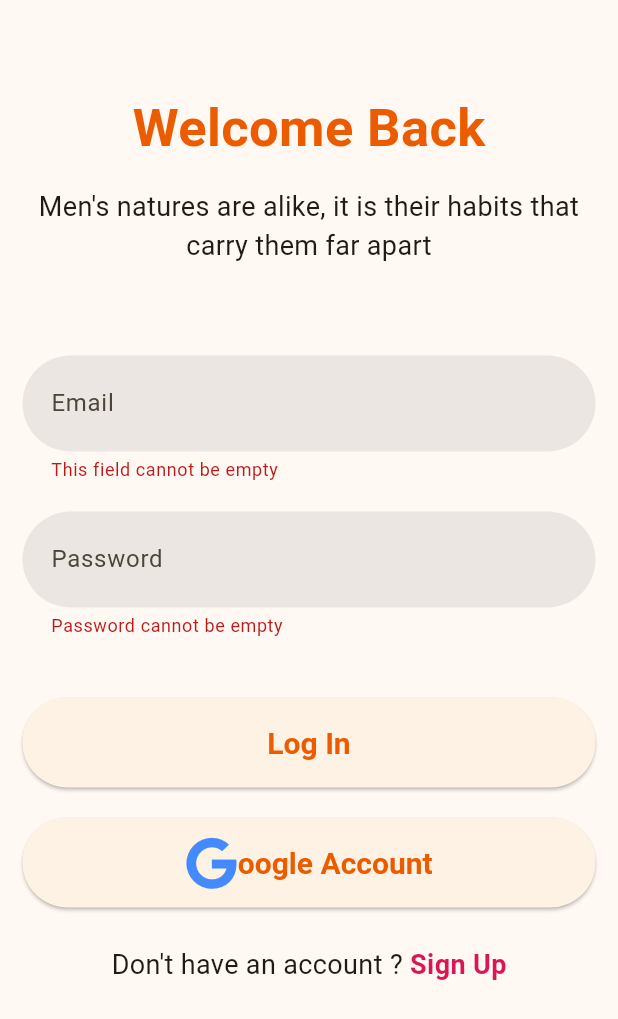
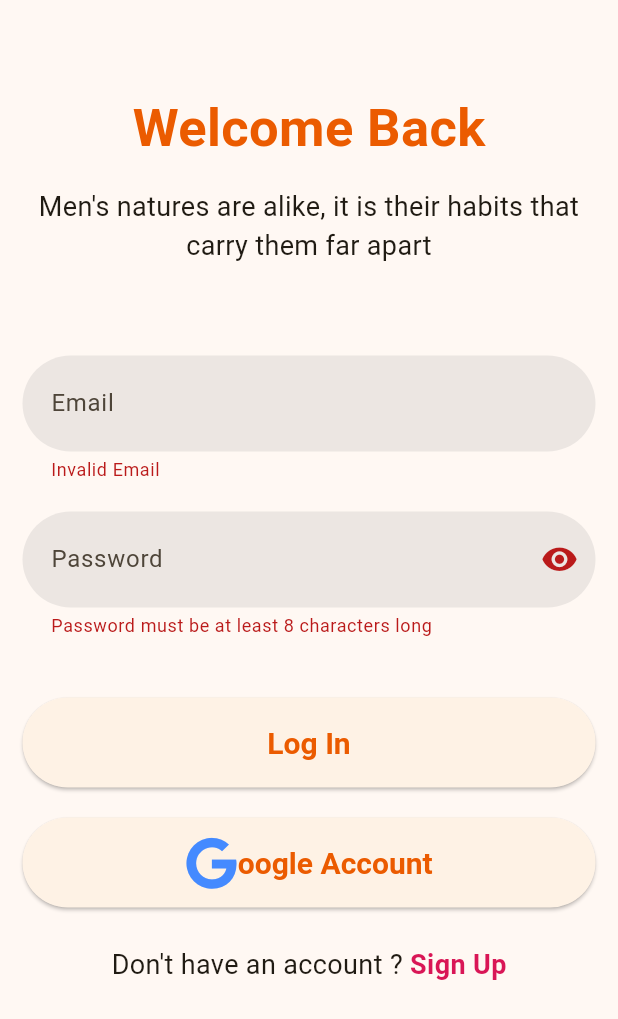
Before and after one commit to conykay/habitit, a Flutter app: the screen it shows after launch, after a tap on "Log In", on a phone screen of 412 x 824 dp. Shown: the top 1019 px of the screen. Run offline on Flutter 3.47's test engine with Material 3 defaults, Android fonts, the phone set to English and light mode, and no system bars; our stand-ins replace bloc, cloud_firestore, connectivity_plus, dartz, equatable, firebase_auth and 13 more; accounts and stored records are empty; network calls fail.

Commit message:
Refactor sign-in and sign-up forms
This commit refactors the `SignInFormView` and `SignUpFormView` widgets to enhance functionality and user experience.

Key changes:
- Both forms are converted from `StatelessWidget` to `StatefulWidget` to manage local state, specifically for password visibility.
- Implemented password visibility toggle in both forms, allowing users to show or hide their password input.
- Added input validation using the new `InputValidator` class:
    - `SignUpFormView`:
        - Username field: Validates that the field is not empty.
        - Email field: Validates for a correct email format using `InputValidator.isEmailValid`.
        - Password field: Validates that the password is at least 8 characters long using `InputValidator.passwordValidator`. The error message for insufficient length was updated.
    - `SignInFormView`:
        - Email field: Validates for a correct email format using `InputValidator.isEmailValid`.
        - Password field: Validates that the password is at least 8 characters long using `InputValidator.passwordValidator`.
- Introduced `InputValidator` class (`lib/core/helper/validator/auth_inputs_validator.dart`) with static methods for validating email (`isEmailValid`), phone number (`isPhoneNumberValid`), and password length (`passwordValidator`).
- In `SignUpFormView`, the hint text for the name field was changed from "Name" to "Username".
- Standardized error messages for password validation.

```diff
--- /dev/null
+++ b/lib/core/helper/validator/auth_inputs_validator.dart
@@ -0,0 +1,20 @@
+class InputValidator {
+  static bool isPhoneNumberValid(String phoneNumber) {
+    RegExp phoneNumberRegex = RegExp(
+        r'^([+][254]{3}|0)(|-)(7[0-9]|1[0-1])[0-9](|-)([0-9]){3}(|-)([0-9]){3}$');
+    return phoneNumberRegex.hasMatch(phoneNumber);
+  }
+
+  static bool isEmailValid(String email) {
+    RegExp emailRegex =
+        RegExp(r'^[a-zA-Z0-9._%+-]+@[a-zA-Z0-9.-]+\.[a-zA-Z]{2,}$');
+    return emailRegex.hasMatch(email);
+  }
+
+  static bool passwordValidator(String password) {
+    if (password.length < 8) {
+      return false;
+    }
+    return true;
+  }
+}
--- a/lib/presentation/auth/widgets/signin/sign_in_form_view.dart
+++ b/lib/presentation/auth/widgets/signin/sign_in_form_view.dart
@@ -4,6 +4,7 @@ import 'package:font_awesome_flutter/font_awesome_flutter.dart';
 import 'package:go_router/go_router.dart';
 import 'package:habitit/common/button/bloc/button_state_cubit.dart';
 import 'package:habitit/common/button/widget/reactive_elevated_button.dart';
+import 'package:habitit/core/helper/validator/auth_inputs_validator.dart';
 import 'package:habitit/core/navigation/app_router.dart';
 import 'package:habitit/domain/auth/entities/auth_user_req_entity.dart';
 import 'package:habitit/domain/auth/usecases/signin_email_password.dart';
@@ -11,13 +12,28 @@ import 'package:habitit/domain/auth/usecases/signin_email_password.dart';
 import '../../../../domain/auth/usecases/signin_google.dart';
 import '../../../../service_locator.dart';
 
-class SignInFormView extends StatelessWidget {
-  SignInFormView({super.key});
+class SignInFormView extends StatefulWidget {
+  const SignInFormView({super.key});
 
+  @override
+  State<SignInFormView> createState() => _SignInFormViewState();
+}
+
+class _SignInFormViewState extends State<SignInFormView> {
   final _emailTextController = TextEditingController();
+
   final _passwordTextController = TextEditingController();
+
   final _formKey = GlobalKey<FormState>();
-//todo: (add email and password validators), (password visibility toggle)
+
+  late bool isVisible;
+
+  @override
+  void initState() {
+    super.initState();
+    isVisible = false;
+  }
+
   @override
   Widget build(BuildContext context) {
     return Padding(
@@ -33,16 +49,37 @@ class SignInFormView extends StatelessWidget {
                 children: [
                   TextFormField(
                     controller: _emailTextController,
-                    validator: (value) =>
-                        value!.isEmpty ? 'This field cannot be empty' : null,
+                    validator: (value) {
+                      if (!InputValidator.isEmailValid(value!)) {
+                        return 'Invalid Email';
+                      }
+                      return null;
+                    },
                     decoration: const InputDecoration(hintText: 'Email'),
                   ),
                   const SizedBox(height: 20),
                   TextFormField(
                     controller: _passwordTextController,
-                    validator: (value) =>
-                        value!.isEmpty ? 'Password cannot be empty' : null,
-                    decoration: const InputDecoration(hintText: 'Password'),
+                    obscureText: isVisible,
+                    decoration: InputDecoration(
+                      hintText: 'Password',
+                      suffixIcon: IconButton(
+                          onPressed: () {
+                            setState(() {
+                              isVisible = !isVisible;
+                            });
+                          },
+                          icon: isVisible
+                              ? const Icon(Icons.visibility_off, size: 25)
+                              : const Icon(Icons.visibility, size: 25)),
+                    ),
+                    validator: (value) {
+                      if (!InputValidator.passwordValidator(value!) ||
+                          value.isEmpty) {
+                        return 'Password must be at least 8 characters long';
+                      }
+                      return null;
+                    },
                   ),
                 ],
               ),
@@ -65,9 +102,9 @@ class SignInFormView extends StatelessWidget {
                 const SizedBox(height: 20),
                 ReactiveElevatedButton(
                   onPressed: () {
-                    context.read<ButtonStateCubit>().call(
-                          usecase: sl.get<SignInGoogleUseCase>(),
-                        );
+                    context
+                        .read<ButtonStateCubit>()
+                        .call(usecase: sl.get<SignInGoogleUseCase>());
                   },
                   content: Row(
                     mainAxisAlignment: MainAxisAlignment.center,
```
Also changed, not shown: lib/presentation/auth/widgets/signup/sign_up_form_view.dart (+42 -17 lines).
